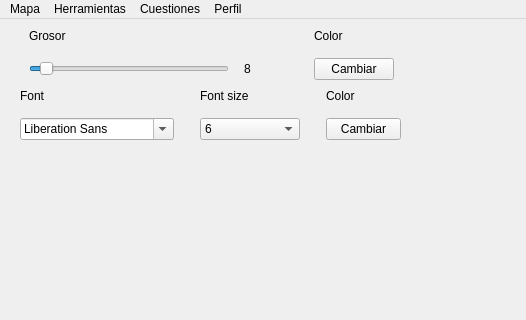
This is mapa/mainwindow.ui in jorgecanut/mapaIHM as Qt 5 draws it before an edit; both pictures show x 0 to 526 and y 0 to 320 of the 718 by 516 pixel window. The edited form follows.
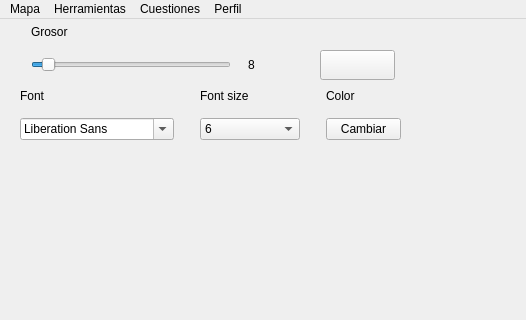
This is the edited form. Icons and pictures are not drawn.

The edit to the form file:
```diff
--- a/mapa/mainwindow.ui
+++ b/mapa/mainwindow.ui
@@ -87,13 +87,6 @@
        </property>
       </widget>
      </item>
-     <item row="1" column="4">
-      <widget class="QLabel" name="label_2">
-       <property name="text">
-        <string>Color</string>
-       </property>
-      </widget>
-     </item>
      <item row="3" column="5">
       <spacer name="horizontalSpacer_6">
        <property name="orientation">
@@ -153,11 +146,21 @@
        <property name="minimumSize">
         <size>
          <width>75</width>
-         <height>0</height>
+         <height>30</height>
         </size>
        </property>
        <property name="text">
-        <string>Cambiar</string>
+        <string/>
+       </property>
+       <property name="icon">
+        <iconset resource="resource.qrc">
+         <normaloff>:/icons/icons/rueda-de-color.png</normaloff>:/icons/icons/rueda-de-color.png</iconset>
+       </property>
+       <property name="iconSize">
+        <size>
+         <width>24</width>
+         <height>24</height>
+        </size>
        </property>
       </widget>
      </item>
```
Left out of the diff: 4 changed lines with no effect on the pictures.
